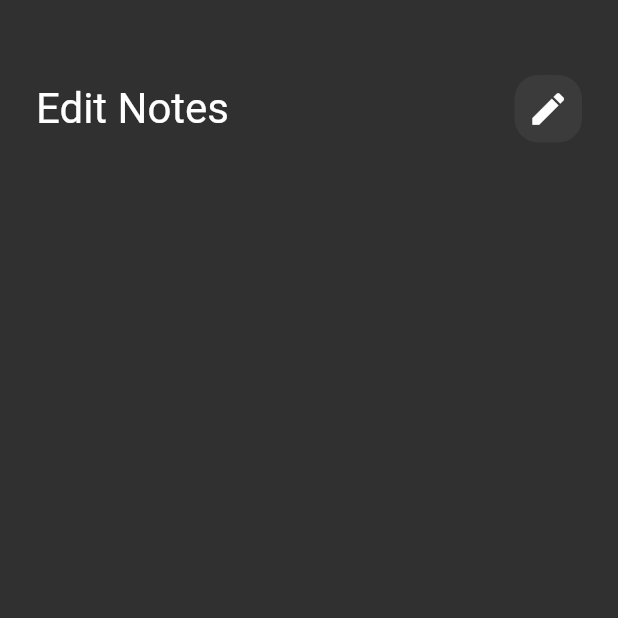
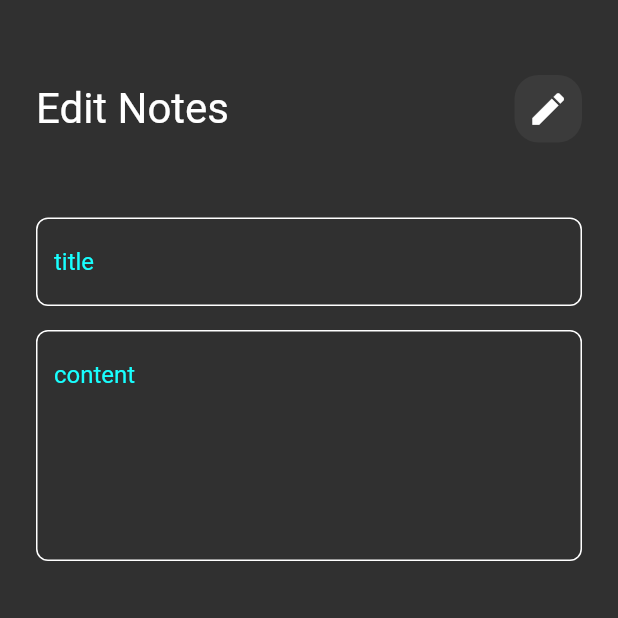
Before and after one commit to ReemOsama30/notes_app, a Flutter app: the EditNotes screen opened directly, on a phone screen of 412 x 824 dp, the top half of it. Run offline on Flutter 3.47's test engine with Material 2 defaults, Android fonts, the phone set to English and light mode, and no system bars; Roboto replaces fonts that are missing (Poppins).

Commit message:
EditNote View Done

```diff
--- a/lib/widgets/edit_notes_body.dart
+++ b/lib/widgets/edit_notes_body.dart
@@ -1,5 +1,6 @@
 
 import 'package:flutter/material.dart';
+import 'package:notes_app/widgets/custom_text_field.dart';
 import 'package:notes_app/widgets/custome_app_bar.dart';
 
 
@@ -15,7 +16,10 @@ class EditNoteBody  extends StatelessWidget {
         children: const [
           SizedBox(height: 50,),
           CustomeAppBar( title: 'Edit Notes', icon: Icons.edit,),
-
+          SizedBox(height: 50,),
+        customTextField(hint: "title"),
+          SizedBox(height: 16,),
+      customTextField(hint: "content",maxLines: 6,)
         ],
       ),
     );
```
